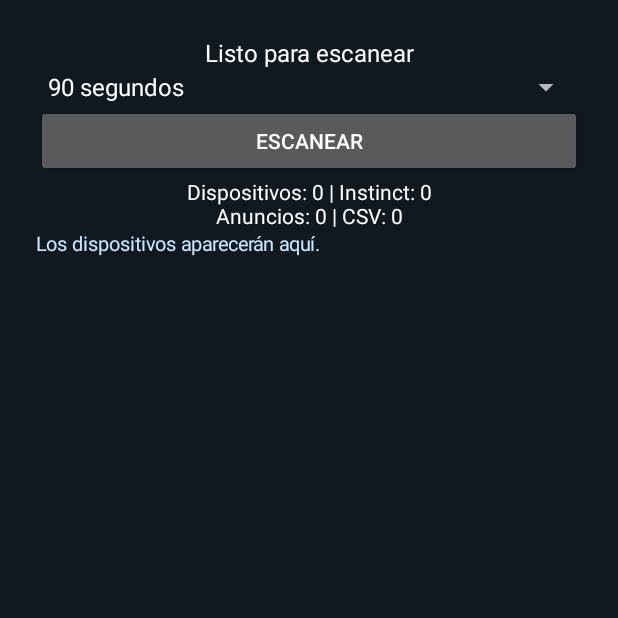
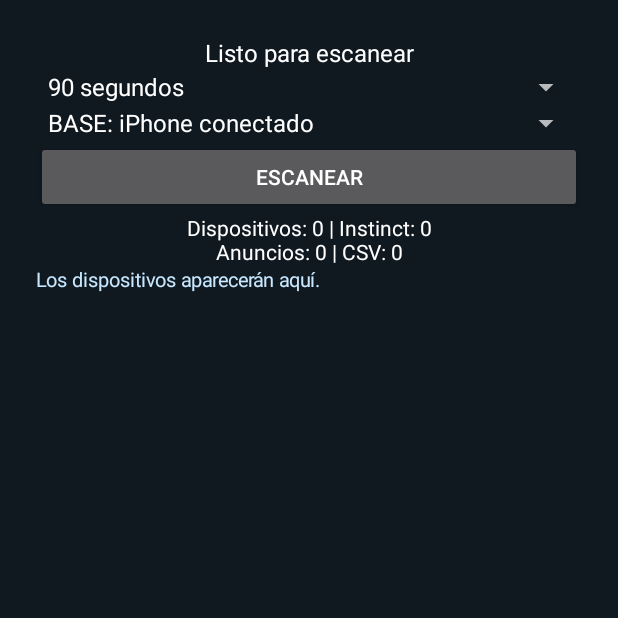
Before and after one commit to vchidi/InstinctBLEDetector, an Android app: the screen it shows after launch (MainActivity), on a phone screen of 412 x 824 dp, the top half of it. Run offline under Robolectric (Android 15) with nearby library versions, the phone set to English and light mode, and no system bars.

Commit message:
v1.4: label baseline vs signal-loss BLE scans for CSV comparison; preserve passive all-device capture

```diff
--- a/app/src/main/java/com/lucyago/instinctbledetector/MainActivity.java
+++ b/app/src/main/java/com/lucyago/instinctbledetector/MainActivity.java
@@ -54,6 +54,9 @@ public class MainActivity extends Activity {
     private TextView status, results, summary;
     private Button button;
     private Spinner durationSelector;
+    private Spinner phaseSelector;
+    private static final String[] PHASE_LABELS = {"BASE: iPhone conectado", "EVENTO: perdida de senal"};
+    private String phaseTag = "base";
     private long activeDurationMs = 90000L;
     private BufferedWriter csvWriter;
     private String csvName = "-";
@@ -96,6 +99,11 @@ public class MainActivity extends Activity {
         durationSelector.setAdapter(durationAdapter);
         durationSelector.setSelection(0);
         root.addView(durationSelector);
+        phaseSelector = new Spinner(this);
+        ArrayAdapter<String> phaseAdapter = new ArrayAdapter<>(this, android.R.layout.simple_spinner_item, PHASE_LABELS);
+        phaseAdapter.setDropDownViewResource(android.R.layout.simple_spinner_dropdown_item);
+        phaseSelector.setAdapter(phaseAdapter);
+        root.addView(phaseSelector);
         button = new Button(this);
         button.setText("ESCANEAR");
         button.setOnClickListener(v -> { if (scanning) stopScan(); else startScan(); });
@@ -126,7 +134,9 @@ public class MainActivity extends Activity {
         if (adapter == null || !adapter.isEnabled()) { status.setText("Activa Bluetooth"); return; }
         scanner = adapter.getBluetoothLeScanner();
         if (scanner == null) { status.setText("Escáner BLE no disponible"); return; }
+        phaseTag = phaseSelector.getSelectedItemPosition() == 0 ? "base" : "evento";
         if (!openCsv()) return;
+        phaseSelector.setEnabled(false);
         activeDurationMs = SCAN_DURATIONS_MS[durationSelector.getSelectedItemPosition()];
         durationSelector.setEnabled(false);
         devices.clear();
@@ -142,13 +152,14 @@ public class MainActivity extends Activity {
             scanner.startScan(null, settings, callback);
             scanning = true;
             button.setText("DETENER");
-            status.setText("Escaneando: " + SCAN_LABELS[durationSelector.getSelectedItemPosition()]);
+            status.setText("Escaneando " + phaseTag + ": " + SCAN_LABELS[durationSelector.getSelectedItemPosition()]);
             Log.i(TAG, "SCAN_STARTED passive=true duration_ms=" + activeDurationMs);
             handler.postDelayed(timeout, activeDurationMs);
         } catch (SecurityException | IllegalStateException ex) {
             status.setText("No se pudo escanear: " + ex.getClass().getSimpleName());
             closeCsv();
             durationSelector.setEnabled(true);
+            phaseSelector.setEnabled(true);
             Log.e(TAG, "SCAN_EXCEPTION", ex);
         }
     }
@@ -214,7 +225,7 @@ public class MainActivity extends Activity {
             if (!line.startsWith("***") && shown++ < 20) all.append(line).append("\n\n");
         }
         status.setText(scanning ? "Escaneando..." : "Finalizado");
-        summary.setText("Dispositivos: " + devices.size() + " | Instinct: " + matches
+        summary.setText("Modo: " + phaseTag.toUpperCase(Locale.ROOT) + "\\nDispositivos: " + devices.size() + " | Instinct: " + matches
                 + "\nAnuncios: " + totalAdvertisements + " | CSV: " + csvCaptures
                 + "\nCandidatos: " + candidateAdvertisements);
         all.append("CSV: ").append(csvName)
@@ -230,6 +241,7 @@ public class MainActivity extends Activity {
         }
         scanning = false;
         durationSelector.setEnabled(true);
+        phaseSelector.setEnabled(true);
         closeCsv();
         button.setText("ESCANEAR");
         updateDisplay();
@@ -246,7 +258,7 @@ public class MainActivity extends Activity {
             status.setText("No hay almacenamiento para CSV");
             return false;
         }
-        csvName = "ble_todos_v13_" +
+        csvName = "ble_comparacion_v14_" + phaseTag + "_" +
                 new SimpleDateFormat("yyyyMMdd_HHmmss_SSS", Locale.US).format(new Date()) + ".csv";
         try {
             csvWriter = new BufferedWriter(new FileWriter(new File(dir, csvName)));
```
